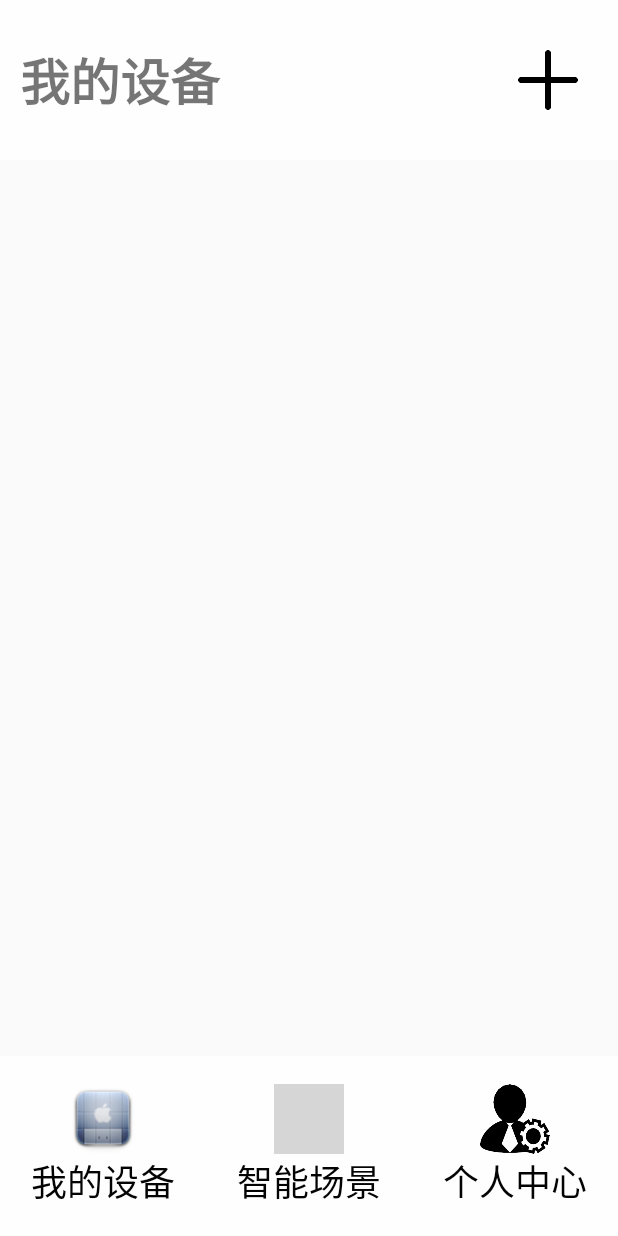
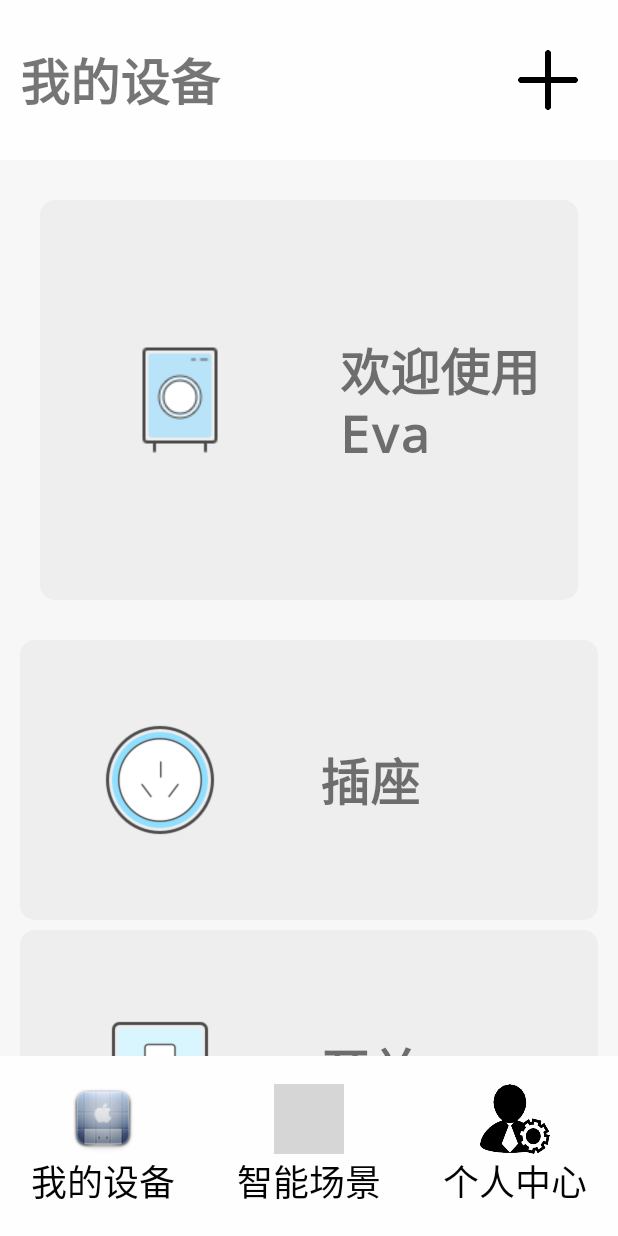
Before and after one commit to umasuo/app, an Android app: the screen it shows after launch (MainActivity), on a phone screen of 412 x 824 dp. Run offline under Robolectric (Android 15) with nearby library versions, the light colour scheme and no system bars; grey boxes are pictures that could not be loaded.

Commit message:
add device controller

```diff
--- /dev/null
+++ b/src/main/java/com/umasuo/eva/device/DeviceItem.java
@@ -0,0 +1,8 @@
+package com.umasuo.eva.device;
+
+/**
+ * Created by umasuo on 17/7/6.
+ * 设备列表中的item.
+ */
+public class DeviceItem {
+}
--- a/src/main/java/com/umasuo/eva/device/DevicesFragment.java
+++ b/src/main/java/com/umasuo/eva/device/DevicesFragment.java
@@ -6,18 +6,30 @@ import android.support.v4.app.Fragment;
 import android.view.LayoutInflater;
 import android.view.View;
 import android.view.ViewGroup;
+import android.widget.AdapterView;
 import android.widget.ImageView;
+import android.widget.ListView;
 
 import com.umasuo.eva.R;
+import com.umasuo.eva.tools.adapter.DeviceListAdapter;
+import com.umasuo.eva.tools.adapter.SelectDeviceAdapter;
 import com.umasuo.eva.tools.log.LogControl;
+
+import java.util.ArrayList;
+import java.util.HashMap;
+import java.util.List;
+import java.util.Map;
 
 /**
  * Created by liubin8095 on 2017/7/1.
  * 我饿的设备界面，用于显示用户已经添加的设备，以及提供一个设备控制的入口.
  */
-public class DevicesFragment extends Fragment implements View.OnClickListener {
+public class DevicesFragment extends Fragment implements View.OnClickListener, AdapterView.OnItemClickListener {
 
+    private static final String TAG = "DeviceFragment";
     private ImageView devices_add;
+    private ListView deviceItemList;
+    private List<Map<String, Object>> data;
 
     @Override
     public View onCreateView(LayoutInflater inflater, ViewGroup container,
@@ -29,7 +41,19 @@ public class DevicesFragment extends Fragment implements View.OnClickListener {
         devices_add = (ImageView) view.findViewById(R.id.devices_add);
         devices_add.setOnClickListener(this);
 
+        //从服务器或本地数据库拉取数据
+        data = getData();
+
+        deviceItemList = (ListView) view.findViewById(R.id.device_list);
+        DeviceListAdapter adapter = new DeviceListAdapter(getContext(), data);
+        deviceItemList.setAdapter(adapter);
+        deviceItemList.setOnItemClickListener(this);
         return view;
+    }
+
+    @Override
+    public void onItemClick(AdapterView<?> adapterView, View view, int i, long l) {
+        LogControl.debug(TAG, "click item: " + i);
     }
 
     @Override
@@ -48,5 +72,43 @@ public class DevicesFragment extends Fragment implements View.OnClickListener {
         this.getActivity().overridePendingTransition(R.anim.choose_open, R.anim.choose_close);
     }
 
+    /**
+     * 预先写死的数据，用于界面显示，后期可以部分写死，部分从服务器抓取.
+     *
+     * @return
+     */
+    private List<Map<String, Object>> getData() {
+        List<Map<String, Object>> list = new ArrayList<Map<String, Object>>();
+        Map<String, Object> map;
+
+        map = new HashMap<String, Object>();
+        map.put("icon", R.drawable.device_cz);
+        map.put("name", getString(R.string.device_cz));
+        list.add(map);
+
+        map = new HashMap<String, Object>();
+        map.put("icon", R.drawable.device_kg);
+        map.put("name", getString(R.string.device_kg));
+        list.add(map);
+
+
+        map = new HashMap<String, Object>();
+        map.put("icon", R.drawable.device_xy);
+        map.put("name", getString(R.string.device_xy));
+        list.add(map);
+
+        map = new HashMap<String, Object>();
+        map.put("icon", R.drawable.device_bx);
+        map.put("name", getString(R.string.device_bx));
+        list.add(map);
+
+
+        map = new HashMap<String, Object>();
+        map.put("icon", R.drawable.device_qt);
+        map.put("name", getString(R.string.device_qt));
+        list.add(map);
+
+        return list;
+    }
 
 }
--- a/src/main/java/com/umasuo/eva/device/add/SelectDeviceType.java
+++ b/src/main/java/com/umasuo/eva/device/add/SelectDeviceType.java
@@ -35,7 +35,7 @@ public class SelectDeviceType extends Fragment implements AdapterView.OnItemClic
     public View onCreateView(LayoutInflater inflater, ViewGroup container,
                              Bundle savedInstanceState) {
         // TODO Auto-generated method stub
-        View view = inflater.inflate(R.layout.device_type_selector, container, false);
+        View view = inflater.inflate(R.layout.device_add_selector, container, false);
 
         backBtn = (ImageView) view.findViewById(R.id.device_select_back);
         backBtn.setOnClickListener(this);
--- /dev/null
+++ b/src/main/java/com/umasuo/eva/device/contoller/SwitchController.java
@@ -0,0 +1,10 @@
+package com.umasuo.eva.device.contoller;
+
+import android.support.v4.app.Fragment;
+
+/**
+ * Created by umasuo on 17/7/6.
+ * 开关控制器界面.
+ */
+public class SwitchController extends Fragment {
+}
--- /dev/null
+++ b/src/main/java/com/umasuo/eva/tools/adapter/DeviceListAdapter.java
@@ -0,0 +1,71 @@
+package com.umasuo.eva.tools.adapter;
+
+import android.content.Context;
+import android.view.LayoutInflater;
+import android.view.View;
+import android.view.ViewGroup;
+import android.widget.BaseAdapter;
+import android.widget.ImageView;
+import android.widget.TextView;
+
+import com.umasuo.eva.R;
+
+import java.util.List;
+import java.util.Map;
+
+/**
+ * 我的设备界面的设备列表adapter.
+ */
+public class DeviceListAdapter extends BaseAdapter {
+    private String TAG = "DeviceListAdapter";
+
+    private LayoutInflater inflater;
+    private List<Map<String, Object>> data;
+    private Context context;
+
+    public DeviceListAdapter(Context context, List<Map<String, Object>> data) {
+        this.inflater = LayoutInflater.from(context);
+        this.data = data;
+        this.context = context;
+    }
+
+    @Override
+    public int getCount() {
+        return data.size();
+    }
+
+    @Override
+    public Object getItem(int i) {
+        return i;
+    }
+
+    @Override
+    public long getItemId(int i) {
+        return 0;
+    }
+
+    @Override
+    public View getView(int i, View view, ViewGroup viewGroup) {
+        ViewHolder holder;
+        if (view == null) {
+            holder = new ViewHolder();
+            view = inflater.inflate(R.layout.device_item, null);
+            holder.icon = (ImageView) view.findViewById(R.id.device_icon);
+            holder.name = (TextView) view.findViewById(R.id.device_name);
+            holder.position = i;
+            view.setTag(holder);
+        } else {
+            holder = (ViewHolder) view.getTag();
+        }
+        holder.icon.setBackgroundResource((Integer) data.get(i).get("icon"));
+        holder.name.setText((String) data.get(i).get("name"));
+        return view;
+    }
+
+    public static class ViewHolder {
+        public ImageView icon;
+        public TextView name;
+        public int position;
+    }
+
+}
--- /dev/null
+++ b/src/main/res/layout/device_item.xml
@@ -0,0 +1,30 @@
+<?xml version="1.0" encoding="utf-8"?>
+<LinearLayout xmlns:android="http://schemas.android.com/apk/res/android"
+    android:layout_width="match_parent"
+    android:layout_height="200px"
+    android:layout_marginBottom="20px"
+    android:layout_marginTop="20px"
+    android:background="@drawable/corners_panel"
+    android:orientation="horizontal">
+
+    <ImageView
+        android:id="@+id/device_icon"
+        android:layout_width="240px"
+        android:layout_height="240px"
+        android:layout_gravity="center"
+        android:layout_margin="20px"
+        android:background="@drawable/device_kg" />
+
+    <TextView
+        android:id="@+id/device_name"
+        android:layout_width="250px"
+        android:layout_height="wrap_content"
+        android:layout_gravity="center_vertical"
+        android:layout_margin="20px"
+        android:layout_weight="1"
+        android:text="卧室的开关"
+        android:textSize="@dimen/setting_title_size"
+        android:textStyle="bold"
+        android:typeface="monospace" />
+
+</LinearLayout>
--- a/src/main/res/layout/devices_layout.xml
+++ b/src/main/res/layout/devices_layout.xml
@@ -2,7 +2,8 @@
 <LinearLayout xmlns:android="http://schemas.android.com/apk/res/android"
     android:layout_width="match_parent"
     android:layout_height="@dimen/activity_top_height"
-    android:orientation="horizontal">
+    android:background="@color/deviceTypeItemBgColor"
+    android:orientation="vertical">
 
     <LinearLayout
         android:id="@+id/personal_top_layout"
@@ -30,7 +31,43 @@
             android:layout_gravity="center"
             android:layout_margin="@dimen/activity_top_icon_margin"
             android:background="@drawable/add" />
+    </LinearLayout>
 
+    <LinearLayout
+        android:id="@+id/device_commons"
+        android:layout_width="match_parent"
+        android:layout_height="400px"
+        android:layout_margin="40px"
+        android:background="@drawable/corners_panel"
+        android:orientation="horizontal">
 
+        <ImageView
+            android:id="@+id/device_common_icon"
+            android:layout_width="240px"
+            android:layout_height="240px"
+            android:layout_gravity="center"
+            android:layout_margin="20px"
+            android:background="@drawable/device_xy" />
+
+        <TextView
+            android:id="@+id/device_common_content"
+            android:layout_width="250px"
+            android:layout_height="wrap_content"
+            android:layout_gravity="center_vertical"
+            android:layout_margin="20px"
+            android:layout_weight="1"
+            android:text="欢迎使用Eva"
+            android:textSize="@dimen/setting_title_size"
+            android:textStyle="bold"
+            android:typeface="monospace" />
     </LinearLayout>
+
+    <ListView
+        android:id="@+id/device_list"
+        android:layout_width="match_parent"
+        android:layout_height="wrap_content"
+        android:layout_marginLeft="20px"
+        android:layout_marginRight="20px"
+        android:divider="@color/deviceTypeItemBgColor"
+        android:dividerHeight="10px" />
 </LinearLayout>
```
Also changed, not shown: src/main/res/layout/device_add_selector.xml (renamed from src/main/res/layout/device_type_selector.xml), 1 other file.
